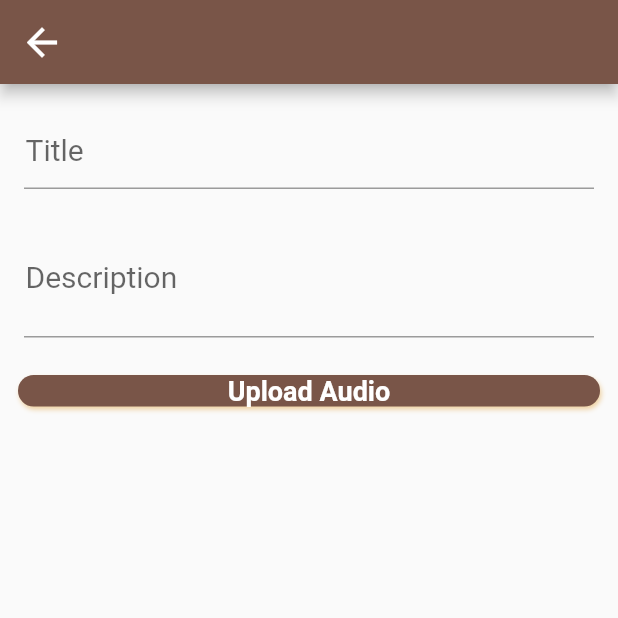
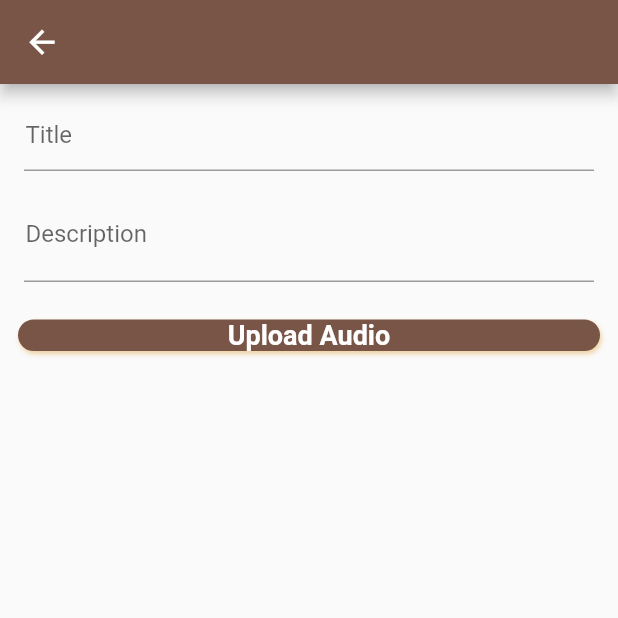
Before and after one commit to Mansukinini/COKG, a Flutter app: the DevotionDetail screen opened directly with empty values, on a phone screen of 412 x 824 dp, the top half of it. Run offline on Flutter 3.47's test engine with Material 2 defaults, Android fonts, the phone set to English and light mode, and no system bars; our stand-ins replace audioplayers, cloud_firestore, datetime_picker_formfield, file_picker, firebase_auth, firebase_core and 6 more; accounts and stored records are empty.

Commit message:
Update Ui for better apresentation on mobile

```diff
--- a/lib/src/areas/screens/devotion/devotion-detail.dart
+++ b/lib/src/areas/screens/devotion/devotion-detail.dart
@@ -4,7 +4,6 @@ import 'package:cokg/src/areas/services/data/firebase-storage.dart';
 import 'package:cokg/src/areas/services/providers/devotionRepositry.dart';
 import 'package:cokg/src/resources/utils/circularProgressIndicator.dart';
 import 'package:cokg/src/resources/widgets/button.dart';
-import 'package:cokg/src/resources/widgets/media-player.dart';
 import 'package:cokg/src/resources/widgets/textfield.dart';
 import 'package:cokg/src/styles/text.dart';
 import 'package:firebase_auth/firebase_auth.dart';
@@ -73,11 +72,11 @@ class _DevotionDetailState extends State<DevotionDetail> {
     devotionProvider.setDevotion(devotion.data, widget.id);
 
     return Scaffold(
-      appBar: AppBar(leading: IconButton(icon: Icon(Icons.arrow_back), iconSize: 30.0, color: Colors.white, onPressed: () => Navigator.pop(context)),
+      appBar: AppBar(leading: IconButton(icon: Icon(Icons.arrow_back), iconSize: 25.0, color: Colors.white, onPressed: () => Navigator.pop(context)),
         title: Center(child: Text(action, style: TextStyles.navTitle)),
           actions: <Widget>[
             (isEdit) ?
-              IconButton(icon: Icon(Icons.check), iconSize: 35.0, color: Colors.white,
+              IconButton(icon: Icon(Icons.check), iconSize: 25.0, color: Colors.white,
               onPressed: () async {
               ScaffoldMessenger.of(context).showSnackBar(SnackBar(content: Text('Adding devotion ...')));
 
@@ -157,7 +156,7 @@ class _DevotionDetailState extends State<DevotionDetail> {
           StreamBuilder<String>(
             stream: devotionRepositry.getUrl,
             builder: (context, snapshot) {
-              print(fileList.asStream());
+
               if (!snapshot.hasData || snapshot.data == "") {
                 return AppButton(
                   labelText: "Upload Audio",
--- a/lib/src/areas/screens/devotion/devotion-sub-page.dart
+++ b/lib/src/areas/screens/devotion/devotion-sub-page.dart
@@ -58,7 +58,7 @@ class _DevotionSubPageState extends State<DevotionSubPage> {
 
                 SizedBox(height: 30.0),
 
-                MediaPlayer(id: widget.id),
+                Expanded(child:MediaPlayer(id: widget.id)),
               ],
             ),
           ),
--- a/lib/src/areas/screens/event/event-detail.dart
+++ b/lib/src/areas/screens/event/event-detail.dart
@@ -71,11 +71,11 @@ class _EventDetailState extends State<EventDetail> {
 
     return Scaffold(
       appBar: AppBar(
-        leading: IconButton(icon: Icon(Icons.arrow_back), iconSize: 30.0, color: Colors.white, onPressed: () => Navigator.pop(context)),
+        leading: IconButton(icon: Icon(Icons.arrow_back), iconSize: 25.0, color: Colors.white, onPressed: () => Navigator.pop(context)),
         title: Center(child: Text(action, style: TextStyles.navTitle)),
         actions: <Widget>[
           // Save button
-          (isEdit) ? IconButton(icon: Icon(Icons.check), iconSize: 35.0, color: Colors.white,
+          (isEdit) ? IconButton(icon: Icon(Icons.check), iconSize: 25.0, color: Colors.white,
           onPressed: () async {
             ScaffoldMessenger.of(context).showSnackBar(SnackBar(content: Text('Adding event ...')));
 
@@ -106,7 +106,6 @@ class _EventDetailState extends State<EventDetail> {
     return Padding(
       padding: EdgeInsets.only(top: 10.0, bottom: 20.0),
       child: ListView(children: <Widget>[
-          SizedBox(height: 20.0,),
 
           StreamBuilder<String>(
             stream: eventProvider.getName,
--- a/lib/src/areas/screens/group/group-detail.dart
+++ b/lib/src/areas/screens/group/group-detail.dart
@@ -70,10 +70,10 @@ class _GroupDetailState extends State<GroupDetail> {
 
     return Scaffold(
       appBar: AppBar(
-        leading: IconButton(icon: Icon(Icons.arrow_back), iconSize: 30.0, color: Colors.white, onPressed: () => Navigator.pop(context)),
+        leading: IconButton(icon: Icon(Icons.arrow_back), iconSize: 25.0, color: Colors.white, onPressed: () => Navigator.pop(context)),
         title: Center(child: Text(action, style: TextStyles.navTitle,)),
         actions: <Widget>[
-          (isEdit) ? IconButton(icon: Icon(Icons.check), iconSize: 35.0, color: Colors.white,
+          (isEdit) ? IconButton(icon: Icon(Icons.check), iconSize: 25.0, color: Colors.white,
           onPressed: () async {
             ScaffoldMessenger.of(context).showSnackBar(SnackBar(content: Text('Adding Group ...')));
 
--- a/lib/src/areas/screens/home/drawer/login.dart
+++ b/lib/src/areas/screens/home/drawer/login.dart
@@ -103,7 +103,7 @@ class _LoginState extends State<Login> {
                   if (user != null) {
                     ScaffoldMessenger.of(context).hideCurrentSnackBar();
                     ScaffoldMessenger.of(context).showSnackBar(ShowSnabar.snackBar(user.firstName + ' Logged'));
-                    Navigator.pushReplacementNamed(context, "/home");
+                    Navigator.pushNamed(context, '/home');
                   }
                 });
               },
@@ -122,7 +122,7 @@ class _LoginState extends State<Login> {
               authenticate.createUser(userData.user).whenComplete(() {
                 ScaffoldMessenger.of(context).hideCurrentSnackBar();
                 ScaffoldMessenger.of(context).showSnackBar(ShowSnabar.snackBar(userData.user.displayName + ' Logged'));
-                Navigator.pushReplacementNamed(context, "/home");
+                Navigator.pushNamed(context, '/home');
               });
             });
           }
--- a/lib/src/areas/screens/home/drawer/profile.dart
+++ b/lib/src/areas/screens/home/drawer/profile.dart
@@ -97,7 +97,7 @@ class _ProfileState extends State<Profile> {
           builder: (context, snapshot) {
 
             return AppTextField(labelText: 'Name',
-              initialText: (userAuth != null) ? userAuth.firstName : (displayName[0] != null) ? displayName[0] : null,
+              initialText: (userAuth != null) ? userAuth.firstName : (displayName != null && displayName[0] != null) ? displayName[0] : null,
               onChanged: userProvider.setFirstName,
               errorText: snapshot.error,
             );
@@ -109,7 +109,7 @@ class _ProfileState extends State<Profile> {
           builder: (context, snapshot) {
 
             return AppTextField(labelText: 'Surname',
-              initialText: (userAuth != null) ? userAuth.lastName : (displayName[displayName.length -1] != null) ? displayName[displayName.length -1] : null,
+              initialText: (userAuth != null) ? userAuth.lastName : (displayName != null && displayName[displayName.length -1] != null) ? displayName[displayName.length -1] : null,
               onChanged: userProvider.setLastName,
               errorText: snapshot.error,
             );
--- a/lib/src/areas/screens/home/drawer/sign-up.dart
+++ b/lib/src/areas/screens/home/drawer/sign-up.dart
@@ -22,7 +22,7 @@ class _SignupState extends State<Signup> {
   final authenticate = Provider.of<Authentication>(context, listen: false);
     userSubscription = authenticate.user.listen((user) {
       if (user != null)
-        Navigator.pushReplacementNamed(context, "/home");
+        Navigator.pushNamed(context, '/home');
     });
    super.initState();
  }
@@ -114,7 +114,7 @@ class _SignupState extends State<Signup> {
               if (user != null && user.email.isNotEmpty) {
                 ScaffoldMessenger.of(context).hideCurrentSnackBar();
                 ScaffoldMessenger.of(context).showSnackBar(ShowSnabar.snackBar(user.displayName + ' Successfully Logged'));
-                Navigator.pushReplacementNamed(context, "/home");
+                Navigator.pushNamed(context, '/home');
               }
             });
           },
@@ -131,7 +131,7 @@ class _SignupState extends State<Signup> {
               authenticate.createUser(userData.user).whenComplete(() {
                 ScaffoldMessenger.of(context).hideCurrentSnackBar();
                 ScaffoldMessenger.of(context).showSnackBar(ShowSnabar.snackBar(userData.user.displayName + ' Successfully Logged'));
-                Navigator.pushReplacementNamed(context, "/home");
+                Navigator.pushNamed(context, '/home');
               });
             });
           }
--- a/lib/src/areas/services/providers/event-provider.dart
+++ b/lib/src/areas/services/providers/event-provider.dart
@@ -1,8 +1,6 @@
 import 'dart:io';
 import 'dart:async';
 import 'package:firebase_auth/firebase_auth.dart';
-import 'package:flutter_native_image/flutter_native_image.dart';
-import 'package:permission_handler/permission_handler.dart';
 import 'package:rxdart/rxdart.dart';
 import 'package:rxdart/subjects.dart';
 import 'package:cokg/src/areas/models/Event.dart';
--- a/lib/src/resources/widgets/button.dart
+++ b/lib/src/resources/widgets/button.dart
@@ -104,8 +104,9 @@ class _AppButtonState extends State<AppButton> {
         style: ElevatedButton.styleFrom(
           primary: Colors.brown,
           onPrimary: Colors.white,
-          minimumSize: Size(double.infinity, 45),
+          minimumSize: Size(double.infinity, 25),
           shape: new RoundedRectangleBorder(borderRadius: new BorderRadius.circular(30.0)),
+
         ),
         icon: widget.icon,
         onPressed: widget.onPressed,
@@ -116,4 +117,3 @@ class _AppButtonState extends State<AppButton> {
 }
 
 enum ButtonType {LightBlue, Disabled }
-// enum ButtonType {LightBlue, Straw, Disabled, DarkGray, DarkBlue }
--- a/lib/src/resources/widgets/list-tile.dart
+++ b/lib/src/resources/widgets/list-tile.dart
@@ -59,9 +59,8 @@ class AppListTile extends StatelessWidget {
           Divider(height: 1, thickness: 1, color: Colors.blueGrey[900])
         ],
       ),
-      decoration: BoxDecoration(
-        border: Border(bottom: BorderSide(color: Colors.black26)),
-      )
+
+      decoration: BoxDecoration(border: Border(bottom: BorderSide(color: Colors.black26)))
     );
   }
 }
--- a/lib/src/resources/widgets/textfield.dart
+++ b/lib/src/resources/widgets/textfield.dart
@@ -57,7 +57,7 @@ class _AppTextFieldState extends State<AppTextField> {
   @override
   Widget build(BuildContext context) {
     return Padding(
-      padding: const EdgeInsets.only(top:20.0, left: 16.0, right: 16.0, bottom: 1.0),
+      padding: const EdgeInsets.only(top:10.0, left: 16.0, right: 16.0, bottom: 1.0),
       child: TextField(
         maxLines: widget.maxLines,
         keyboardType: widget.textInputType,
--- a/lib/src/styles/text.dart
+++ b/lib/src/styles/text.dart
@@ -5,7 +5,7 @@ import 'package:google_fonts/google_fonts.dart';
 abstract class TextStyles {
   static TextStyle get navTitle {
     return GoogleFonts.roboto(
-      textStyle: TextStyle(color: Colors.white, fontWeight: FontWeight.w400));
+      textStyle: TextStyle(color: Colors.white, fontWeight: FontWeight.w400, fontSize: 18.0));
   }
 
   static TextStyle get navTitleMaterial {
@@ -18,7 +18,7 @@ abstract class TextStyles {
         textStyle: TextStyle(
             color: AppColors.straw,
             fontWeight: FontWeight.w500,
-            fontSize: 18.0));
+            fontSize: 16.0));
   }
 
   static TextStyle get blackTitle {
@@ -34,22 +34,22 @@ abstract class TextStyles {
         textStyle: TextStyle(
             color: AppColors.black,
             fontWeight: FontWeight.w400,
-            fontSize: 14.0));
+            fontSize: 12.0));
   }
 
   static TextStyle get body {
     return GoogleFonts.roboto(
-        textStyle: TextStyle(color: AppColors.black, fontSize: 20.0, height: 1.4));
+        textStyle: TextStyle(color: AppColors.black, fontSize: 16.0, height: 1.4));
   }
 
   static TextStyle get suggestion {
     return GoogleFonts.roboto(
-        textStyle: TextStyle(color: AppColors.black, fontSize: 14.0));
+        textStyle: TextStyle(color: AppColors.black, fontSize: 12.0));
   }
 
   static TextStyle get placeholder {
     return GoogleFonts.roboto(
-        textStyle: TextStyle(color: AppColors.brown, fontSize: 16.0));
+        textStyle: TextStyle(color: AppColors.brown, fontSize: 12.0));
   }
 
   static TextStyle get actionText {
@@ -71,7 +71,7 @@ abstract class TextStyles {
   static TextStyle get buttonTextBlack {
     return GoogleFonts.roboto(
       textStyle: TextStyle(
-        fontSize: 20.0, fontWeight: FontWeight.w500));
+        fontSize: 16.0, fontWeight: FontWeight.w500));
   }
 
   static TextStyle get buttonText {
```
Also changed, not shown: lib/src/areas/screens/devotion/devotion-list.dart (+5 -10 lines), lib/src/areas/screens/event/event-list.dart (+2 -8 lines), lib/src/areas/screens/group/groups-list.dart (+2 -8 lines), lib/src/areas/screens/home/home.dart (+8 -8 lines), lib/src/resources/widgets/media-player.dart (+8 -8 lines), 1 other file.
